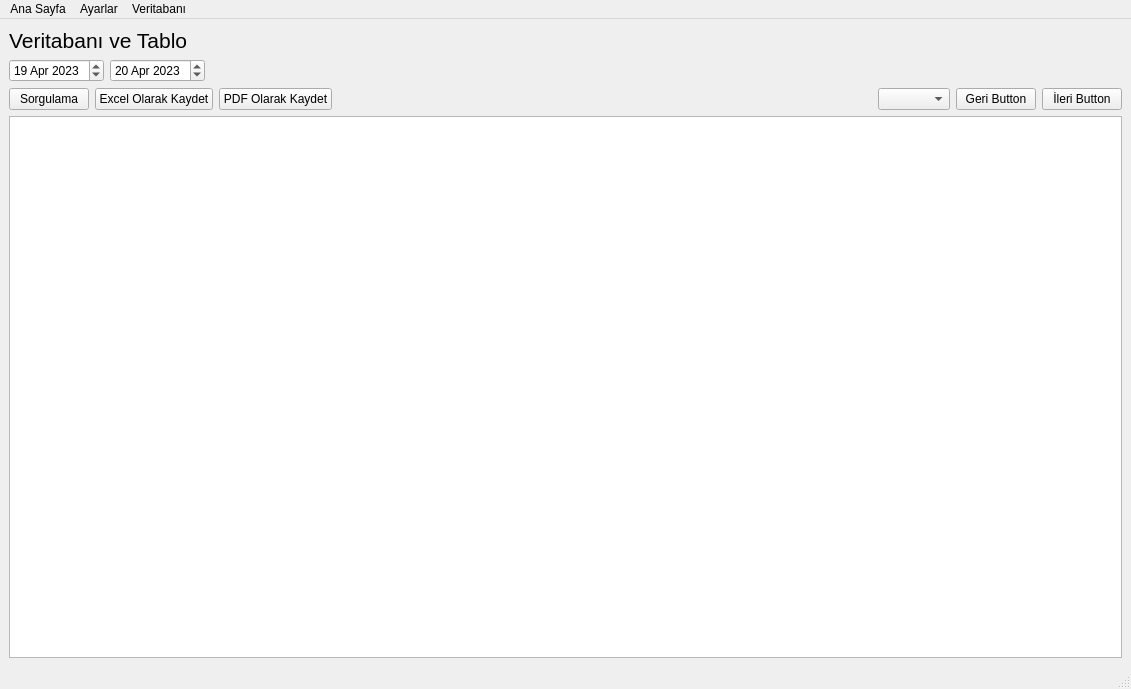
First picture: the form in src/ui/arayuz.ui, repository ilkerAdanur/AdminTableTool, before the edit.
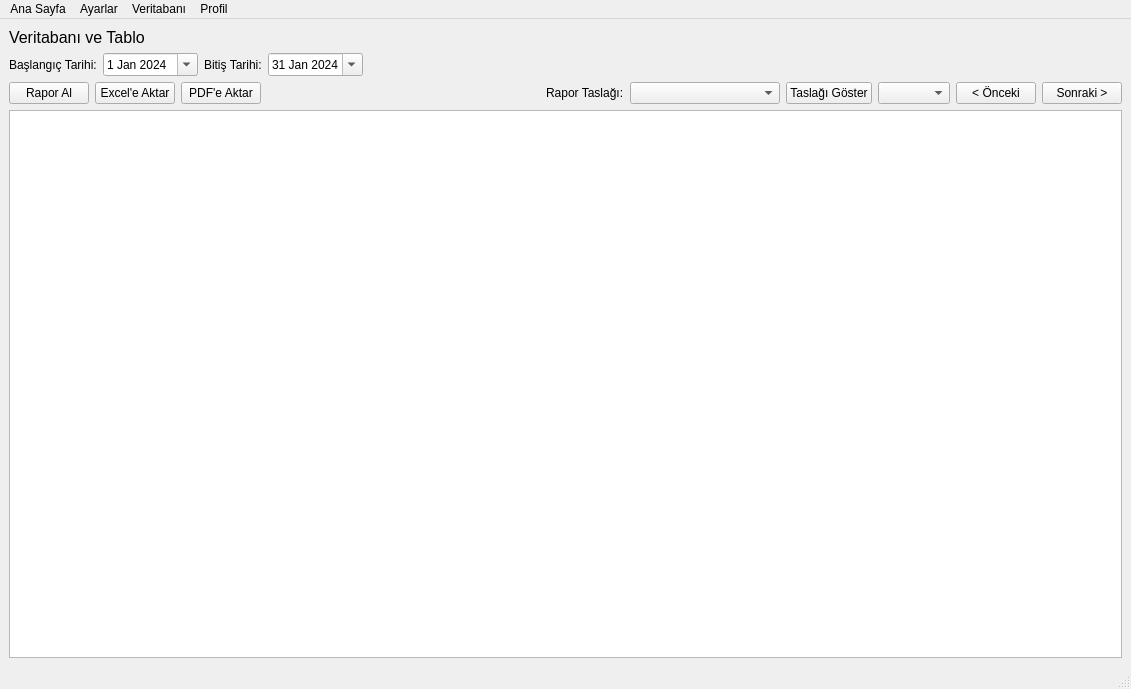
Second picture: the form after the edit.

Commit message: Initial commit for admin panel development

```diff
--- a/src/ui/arayuz.ui
+++ b/src/ui/arayuz.ui
@@ -12,7 +12,7 @@
   </property>
   <property name="minimumSize">
    <size>
-    <width>500</width>
+    <width>600</width>
     <height>500</height>
    </size>
   </property>
@@ -32,19 +32,19 @@
       <property name="maximumSize">
        <size>
         <width>16777215</width>
-        <height>80</height>
+        <height>60</height>
        </size>
       </property>
       <property name="font">
        <font>
-        <pointsize>16</pointsize>
+        <pointsize>12</pointsize>
        </font>
       </property>
       <property name="text">
        <string>Veritabanı ve Tablo</string>
       </property>
       <property name="alignment">
-       <set>Qt::AlignLeading|Qt::AlignLeft|Qt::AlignTop</set>
+       <set>Qt::AlignLeading|Qt::AlignLeft|Qt::AlignVCenter</set>
       </property>
       <property name="wordWrap">
        <bool>true</bool>
@@ -53,17 +53,34 @@
     </item>
     <item>
      <layout class="QHBoxLayout" name="horizontalLayout_Dates">
+      <item>
+       <widget class="QLabel" name="labelBaslangic">
+        <property name="text">
+         <string>Başlangıç Tarihi:</string>
+        </property>
+       </widget>
+      </item>
       <item>
        <widget class="QDateEdit" name="date_Baslangic">
         <property name="dateTime">
          <datetime>
-          <hour>18</hour>
+          <hour>0</hour>
           <minute>0</minute>
           <second>0</second>
-          <year>2023</year>
-          <month>4</month>
-          <day>19</day>
+          <year>2024</year>
+          <month>1</month>
+          <day>1</day>
          </datetime>
+        </property>
+        <property name="calendarPopup">
+         <bool>true</bool>
+        </property>
+       </widget>
+      </item>
+      <item>
+       <widget class="QLabel" name="labelBitis">
+        <property name="text">
+         <string>Bitiş Tarihi:</string>
         </property>
        </widget>
       </item>
@@ -71,14 +88,17 @@
        <widget class="QDateEdit" name="date_Bitis">
         <property name="dateTime">
          <datetime>
-          <hour>18</hour>
+          <hour>0</hour>
           <minute>0</minute>
           <second>0</second>
-          <year>2023</year>
-          <month>4</month>
-          <day>20</day>
+          <year>2024</year>
+          <month>1</month>
+          <day>31</day>
          </datetime>
         </property>
+        <property name="calendarPopup">
+         <bool>true</bool>
+        </property>
        </widget>
       </item>
       <item>
@@ -101,21 +121,21 @@
       <item>
        <widget class="QPushButton" name="btn_Sorgula">
         <property name="text">
-         <string>Sorgulama</string>
+         <string>Rapor Al</string>
         </property>
        </widget>
       </item>
       <item>
        <widget class="QPushButton" name="btn_Excel">
         <property name="text">
-         <string>Excel Olarak Kaydet</string>
+         <string>Excel'e Aktar</string>
         </property>
        </widget>
       </item>
       <item>
        <widget class="QPushButton" name="btn_PDF">
         <property name="text">
-         <string>PDF Olarak Kaydet</string>
+         <string>PDF'e Aktar</string>
         </property>
        </widget>
       </item>
@@ -136,19 +156,50 @@
        </spacer>
       </item>
       <item>
-       <widget class="QComboBox" name="tarihSecCBox"/>
+       <widget class="QLabel" name="labelTaslak">
+        <property name="text">
+         <string>Rapor Taslağı:</string>
+        </property>
+       </widget>
+      </item>
+      <item>
+       <widget class="QComboBox" name="templateSecCBox">
+        <property name="minimumSize">
+         <size>
+          <width>150</width>
+          <height>0</height>
+         </size>
+        </property>
+        <property name="toolTip">
+         <string>Kullanılacak rapor taslağını seçin (Ayarlar menüsünden oluşturulur)</string>
+        </property>
+       </widget>
+      </item>
+      <item>
+       <widget class="QPushButton" name="btn_ApplyTemplate">
+        <property name="text">
+         <string>Taslağı Göster</string>
+        </property>
+       </widget>
+      </item>
+      <item>
+       <widget class="QComboBox" name="tarihSecCBox">
+        <property name="toolTip">
+         <string>Kaydedilmiş Excel raporlarına göz atın</string>
+        </property>
+       </widget>
       </item>
       <item>
        <widget class="QPushButton" name="geriTarihButton">
         <property name="text">
-         <string>Geri Button</string>
+         <string>&lt; Önceki</string>
         </property>
        </widget>
       </item>
       <item>
        <widget class="QPushButton" name="ileriTarihButton">
         <property name="text">
-         <string>İleri Button</string>
+         <string>Sonraki &gt;</string>
         </property>
        </widget>
       </item>
@@ -162,6 +213,15 @@
         <verstretch>0</verstretch>
        </sizepolicy>
       </property>
+      <property name="editTriggers">
+       <set>QAbstractItemView::NoEditTriggers</set>
+      </property>
+      <property name="alternatingRowColors">
+       <bool>true</bool>
+      </property>
+      <property name="selectionBehavior">
+       <enum>QAbstractItemView::SelectRows</enum>
+      </property>
      </widget>
     </item>
    </layout>
@@ -202,9 +262,16 @@
     <addaction name="menuVeritaban_T_r_Se_iniz"/>
     <addaction name="actionVeritaban_n_Se"/>
    </widget>
+   <widget class="QMenu" name="menuProfil">
+    <property name="title">
+     <string>Profil</string>
+    </property>
+    <addaction name="actionAdmin_Giri_i"/>
+   </widget>
    <addaction name="menuAna_Sayfa"/>
    <addaction name="menuAyarlar"/>
    <addaction name="menuVeritaban"/>
+   <addaction name="menuProfil"/>
   </widget>
   <widget class="QStatusBar" name="statusbar"/>
   <action name="actionVeritaban_n_Se">
```
Left out of the diff: 21 changed lines with no effect on the pictures. The commit also changes 7 other files.
